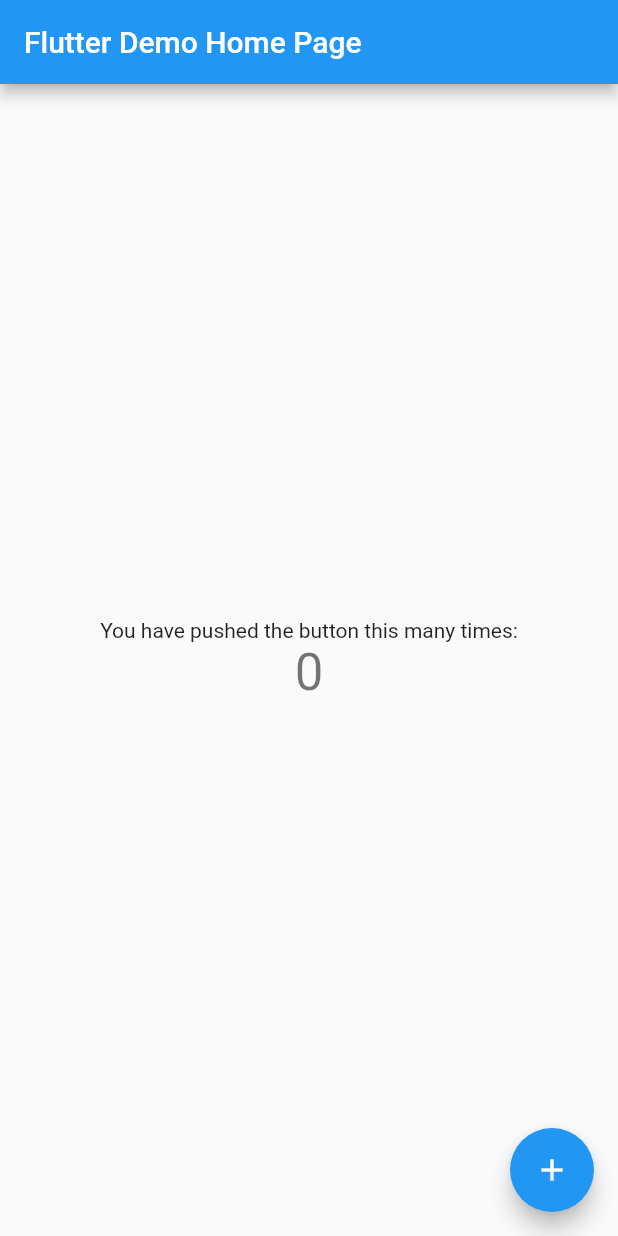
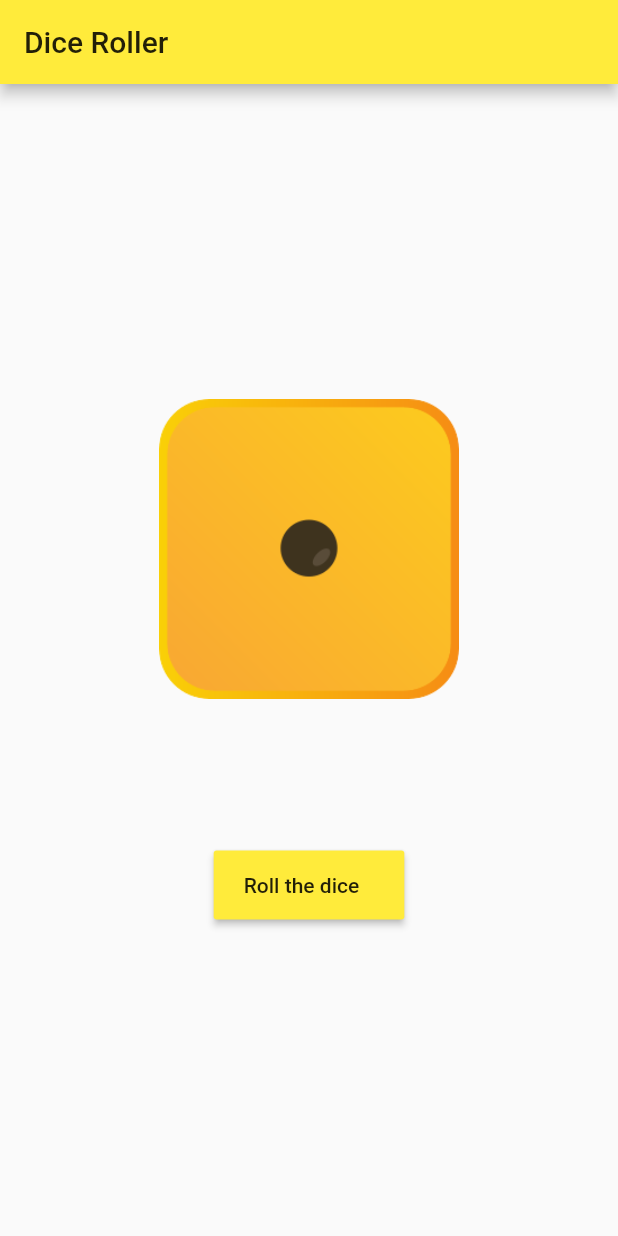
Before and after one commit to chamrouensann/Dice-Roller---Flutter-App, a Flutter app: the screen it shows after launch, on a phone screen of 412 x 824 dp. Run offline on Flutter 3.47's test engine with Material 2 defaults, Android fonts, the phone set to English and light mode, and no system bars.

Commit message:
Completed app for dice roller

```diff
--- /dev/null
+++ b/dice_roller_source_code/lib/HomePage.dart
@@ -0,0 +1,87 @@
+import 'package:flutter/material.dart';
+import 'dart:math';
+
+class HomePage extends StatefulWidget {
+  @override
+  _HomePageState createState() => _HomePageState();
+}
+
+class _HomePageState extends State<HomePage> {
+  AssetImage one = AssetImage("images/one.png");
+  AssetImage two = AssetImage("images/two.png");
+  AssetImage three = AssetImage("images/three.png");
+  AssetImage four = AssetImage("images/four.png");
+  AssetImage five = AssetImage("images/five.png");
+  AssetImage six = AssetImage("images/six.png");
+
+  AssetImage diceImage;
+
+  @override
+  void initState() {
+    super.initState();
+    setState(() {
+      diceImage = one;
+    });
+  }
+
+  void rollDice() {
+    int random = (1 + Random().nextInt(6));
+
+    AssetImage newImage;
+    switch (random) {
+      case 1:
+        newImage = one;
+        break;
+      case 2:
+        newImage = two;
+        break;
+      case 3:
+        newImage = three;
+        break;
+      case 4:
+        newImage = four;
+        break;
+      case 5:
+        newImage = five;
+        break;
+      case 6:
+        newImage = six;
+        break;
+    }
+    setState(() {
+      diceImage = newImage;
+    });
+  }
+
+  @override
+  Widget build(BuildContext context) {
+    return Scaffold(
+      appBar: AppBar(
+        title: Text("Dice Roller"),
+      ),
+      body: Container(
+        child: Center(
+          child: Column(
+            mainAxisAlignment: MainAxisAlignment.center,
+            children: <Widget>[
+              Image(
+                image: diceImage,
+                width: 200.0,
+                height: 200.0,
+              ),
+              Container(
+                margin: EdgeInsets.only(top: 100.0),
+                child: RaisedButton(
+                  color: Colors.yellow,
+                  padding: EdgeInsets.fromLTRB(20.0, 15.0, 30.0, 15.0),
+                  child: Text("Roll the dice"),
+                  onPressed: rollDice,
+                ),
+              )
+            ],
+          ),
+        ),
+      ),
+    );
+  }
+}
--- a/dice_roller_source_code/lib/main.dart
+++ b/dice_roller_source_code/lib/main.dart
@@ -1,117 +1,18 @@
 import 'package:flutter/material.dart';
+import 'HomePage.dart';
 
-void main() {
-  runApp(MyApp());
-}
+void main() => runApp(MyApp());
 
 class MyApp extends StatelessWidget {
-  // This widget is the root of your application.
   @override
   Widget build(BuildContext context) {
     return MaterialApp(
-      title: 'Flutter Demo',
+      title: "Dice Roller",
+      debugShowCheckedModeBanner: false,
       theme: ThemeData(
-        // This is the theme of your application.
-        //
-        // Try running your application with "flutter run". You'll see the
-        // application has a blue toolbar. Then, without quitting the app, try
-        // changing the primarySwatch below to Colors.green and then invoke
-        // "hot reload" (press "r" in the console where you ran "flutter run",
-        // or simply save your changes to "hot reload" in a Flutter IDE).
-        // Notice that the counter didn't reset back to zero; the application
-        // is not restarted.
-        primarySwatch: Colors.blue,
-        // This makes the visual density adapt to the platform that you run
-        // the app on. For desktop platforms, the controls will be smaller and
-        // closer together (more dense) than on mobile platforms.
-        visualDensity: VisualDensity.adaptivePlatformDensity,
+        primarySwatch: Colors.yellow,
       ),
-      home: MyHomePage(title: 'Flutter Demo Home Page'),
+      home: HomePage(),
     );
   }
 }
-
-class MyHomePage extends StatefulWidget {
-  MyHomePage({Key key, this.title}) : super(key: key);
-
-  // This widget is the home page of your application. It is stateful, meaning
-  // that it has a State object (defined below) that contains fields that affect
-  // how it looks.
-
-  // This class is the configuration for the state. It holds the values (in this
-  // case the title) provided by the parent (in this case the App widget) and
-  // used by the build method of the State. Fields in a Widget subclass are
-  // always marked "final".
-
-  final String title;
-
-  @override
-  _MyHomePageState createState() => _MyHomePageState();
-}
-
-class _MyHomePageState extends State<MyHomePage> {
-  int _counter = 0;
-
-  void _incrementCounter() {
-    setState(() {
-      // This call to setState tells the Flutter framework that something has
-      // changed in this State, which causes it to rerun the build method below
-      // so that the display can reflect the updated values. If we changed
-      // _counter without calling setState(), then the build method would not be
-      // called again, and so nothing would appear to happen.
-      _counter++;
-    });
-  }
-
-  @override
-  Widget build(BuildContext context) {
-    // This method is rerun every time setState is called, for instance as done
-    // by the _incrementCounter method above.
-    //
-    // The Flutter framework has been optimized to make rerunning build methods
-    // fast, so that you can just rebuild anything that needs updating rather
-    // than having to individually change instances of widgets.
-    return Scaffold(
-      appBar: AppBar(
-        // Here we take the value from the MyHomePage object that was created by
-        // the App.build method, and use it to set our appbar title.
-        title: Text(widget.title),
-      ),
-      body: Center(
-        // Center is a layout widget. It takes a single child and positions it
-        // in the middle of the parent.
-        child: Column(
-          // Column is also a layout widget. It takes a list of children and
-          // arranges them vertically. By default, it sizes itself to fit its
-          // children horizontally, and tries to be as tall as its parent.
-          //
-          // Invoke "debug painting" (press "p" in the console, choose the
-          // "Toggle Debug Paint" action from the Flutter Inspector in Android
-          // Studio, or the "Toggle Debug Paint" command in Visual Studio Code)
-          // to see the wireframe for each widget.
-          //
-          // Column has various properties to control how it sizes itself and
-          // how it positions its children. Here we use mainAxisAlignment to
-          // center the children vertically; the main axis here is the vertical
-          // axis because Columns are vertical (the cross axis would be
-          // horizontal).
-          mainAxisAlignment: MainAxisAlignment.center,
-          children: <Widget>[
-            Text(
-              'You have pushed the button this many times:',
-            ),
-            Text(
-              '$_counter',
-              style: Theme.of(context).textTheme.headline4,
-            ),
-          ],
-        ),
-      ),
-      floatingActionButton: FloatingActionButton(
-        onPressed: _incrementCounter,
-        tooltip: 'Increment',
-        child: Icon(Icons.add),
-      ), // This trailing comma makes auto-formatting nicer for build methods.
-    );
-  }
-}
```
Also changed, not shown: dice_roller_source_code/pubspec.yaml (+7 -3 lines), dice_roller_source_code/images/five.png (added), dice_roller_source_code/images/four.png (added), dice_roller_source_code/images/one.png (added), dice_roller_source_code/images/six.png (added), dice_roller_source_code/images/three.png (added), dice_roller_source_code/images/two.png (added), 1 other file.
